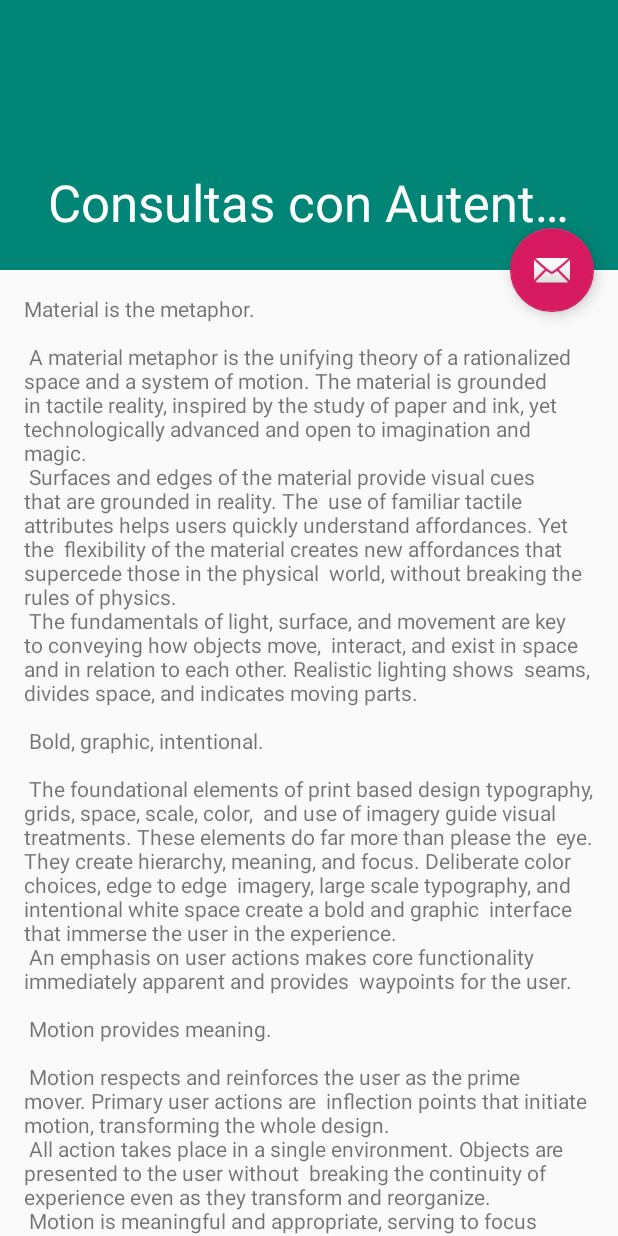
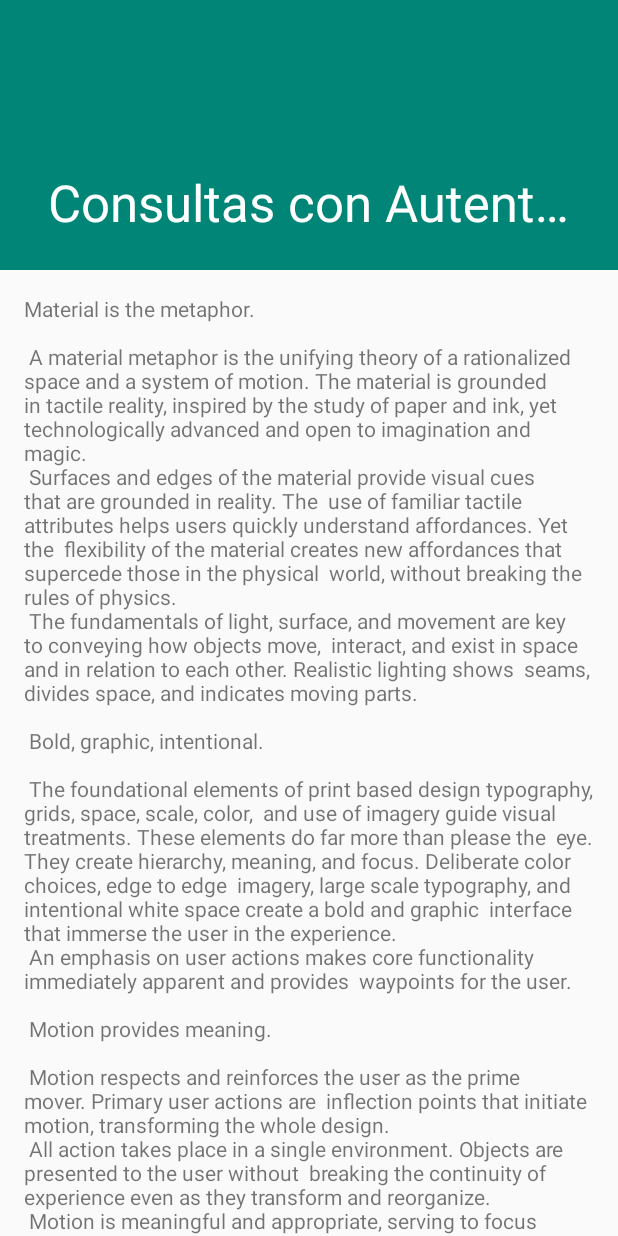
Before and after one commit to barcochrist/Mercado-Libre-API-Android, an Android app: the QueriesWithAuthActivity screen opened directly, with no data from a screen before it, on a phone screen of 412 x 824 dp. Run offline under Robolectric (Android 15) with nearby library versions, the phone set to English and light mode, and no system bars.

Commit message:
Delete FloatingButton from Queries activities

```diff
--- a/app/src/main/java/com/programacionmaster/mercadolibreapijava/QueriesWithAuthActivity.java
+++ b/app/src/main/java/com/programacionmaster/mercadolibreapijava/QueriesWithAuthActivity.java
@@ -1,11 +1,8 @@
 package com.programacionmaster.mercadolibreapijava;
 
 import android.os.Bundle;
-import android.support.design.widget.FloatingActionButton;
-import android.support.design.widget.Snackbar;
 import android.support.v7.app.AppCompatActivity;
 import android.support.v7.widget.Toolbar;
-import android.view.View;
 
 public class QueriesWithAuthActivity extends AppCompatActivity {
 
@@ -13,16 +10,7 @@ public class QueriesWithAuthActivity extends AppCompatActivity {
     protected void onCreate(Bundle savedInstanceState) {
         super.onCreate(savedInstanceState);
         setContentView(R.layout.activity_queries_with_auth);
-        Toolbar toolbar = (Toolbar) findViewById(R.id.toolbar);
+        Toolbar toolbar = findViewById(R.id.toolbar);
         setSupportActionBar(toolbar);
-
-        FloatingActionButton fab = (FloatingActionButton) findViewById(R.id.fab);
-        fab.setOnClickListener(new View.OnClickListener() {
-            @Override
-            public void onClick(View view) {
-                Snackbar.make(view, "Replace with your own action", Snackbar.LENGTH_LONG)
-                        .setAction("Action", null).show();
-            }
-        });
     }
 }
--- a/app/src/main/res/layout/activity_queries_with_auth.xml
+++ b/app/src/main/res/layout/activity_queries_with_auth.xml
@@ -35,13 +35,4 @@
 
     <include layout="@layout/content_queries_with_auth" />
 
-    <android.support.design.widget.FloatingActionButton
-        android:id="@+id/fab"
-        android:layout_width="wrap_content"
-        android:layout_height="wrap_content"
-        android:layout_margin="@dimen/fab_margin"
-        app:layout_anchor="@id/app_bar"
-        app:layout_anchorGravity="bottom|end"
-        app:srcCompat="@android:drawable/ic_dialog_email" />
-
 </android.support.design.widget.CoordinatorLayout>
```
Also changed, not shown: app/src/main/java/com/programacionmaster/mercadolibreapijava/QueriesWithoutAuthActivity.java (+1 -13 lines), app/src/main/res/layout/activity_queries_without_auth.xml (+0 -9 lines).
